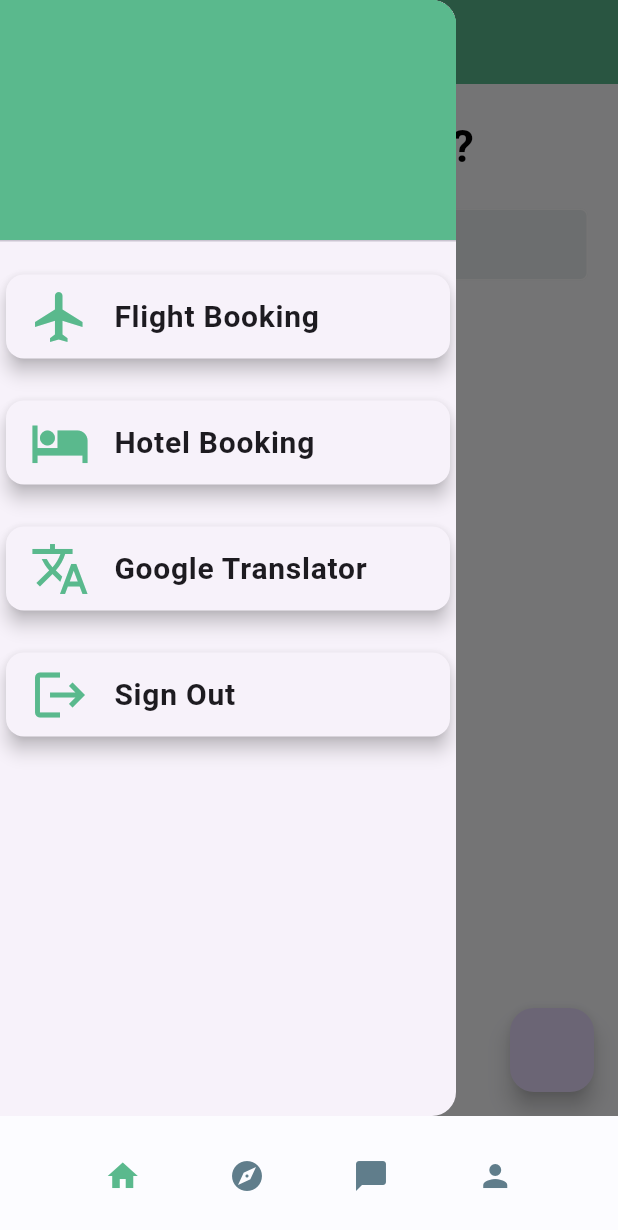
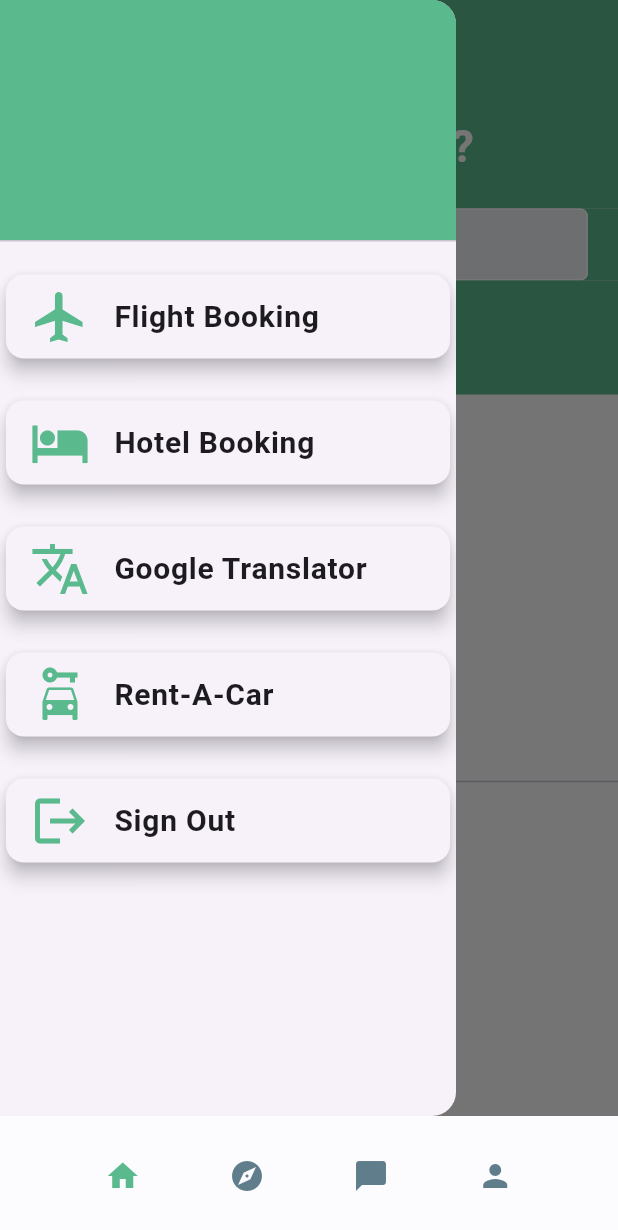
Before and after one commit to AfnanRakib/Bhromon, a Flutter app: the screen it shows once a user with an empty profile is signed in, with the side drawer open, on a phone screen of 412 x 824 dp. Shown: the top 1230 px of the screen. Run offline on Flutter 3.47's test engine with Material 3 defaults, Android fonts, the phone set to English and light mode, and no system bars; our stand-ins replace animate_do, cloud_firestore, firebase_auth, firebase_core, flutter_riverpod, flutter_speed_dial and 5 more; missing offline and left inert: chat_gpt_sdk, flutter_polyline_points, search_map_place_updated; accounts and stored records are empty.

Commit message:
-Rent-A-Car added

```diff
--- a/lib/pages/Tools.dart
+++ b/lib/pages/Tools.dart
@@ -126,6 +126,28 @@ class _ToolsState extends State<Tools> {
                     url: 'https://translate.google.com/',
                   ),
                   buildCard(
+                    title: "Rent-A-Car",
+                    icon: Icons.car_rental,
+                    color: ColorSys.secoundryLight,
+                    url: '',
+                    onTap: (){
+                      showDialog(
+                        context: context,
+                        builder: (context){
+                          return AlertDialog(
+                            alignment: Alignment.center,
+                            title: Text("Call Samira and Sharmin", style: TextStyle(
+                                fontWeight: FontWeight.w600,
+                                fontSize: 18
+                            ),
+                              textAlign: TextAlign.center,
+                            ),
+                          );
+                        },
+                      );
+                    }
+                  ),
+                  buildCard(
                     title: "Sign Out",
                     icon: Icons.logout,
                     color: ColorSys.secoundryLight,
--- a/lib/pages/details.dart
+++ b/lib/pages/details.dart
@@ -15,12 +15,6 @@ class Details extends StatelessWidget {
           icon: Icon(Icons.arrow_back,color: Colors.white,),
           onPressed: () => Navigator.pop(context),
         ),
-        actions: <Widget>[
-          IconButton(
-            icon: Icon(Icons.notifications, size: 30, color: Colors.white),
-            onPressed: () {},
-          ),
-        ],
       ),
       body: ListView(
         children: <Widget>[
--- a/lib/pages/home.dart
+++ b/lib/pages/home.dart
@@ -111,6 +111,7 @@ class _HomeState extends State<Home> {
       body: ListView(
         children: <Widget>[
           Container(
+            color: ColorSys.secoundryLight,
             child: Padding(
               padding: EdgeInsets.all(20.0),
               child: Text(
@@ -118,12 +119,13 @@ class _HomeState extends State<Home> {
                 style: TextStyle(
                   fontSize: 30.0,
                   fontWeight: FontWeight.w600,
-                  color: Colors.black
+                  color: Colors.white
                 ),
               ),
             ),
           ),
           Container(
+            color: ColorSys.secoundryLight,
             child: Padding(
               padding: EdgeInsets.fromLTRB(20, 0, 20, 0),
               child: Container(
@@ -169,6 +171,7 @@ class _HomeState extends State<Home> {
             ),
           ),
           Container(
+            color: ColorSys.secoundryLight,
             child: Padding(
               padding: EdgeInsets.all(20.0),
               child: Text(
@@ -176,17 +179,15 @@ class _HomeState extends State<Home> {
                 style: TextStyle(
                     fontSize: 25.0,
                     fontWeight: FontWeight.w600,
-                    color: Colors.black
+                    color: Colors.white
                 ),
               ),
             ),
           ),
           buildHorizontalList(context),
+          Divider(thickness: 1,),
           buildVerticalList(),
         ],
-      ),
-      floatingActionButton: FloatingActionButton(
-        onPressed: (){_fetchAttractions();},
       ),
     );
   }
--- a/lib/pages/signup.dart
+++ b/lib/pages/signup.dart
@@ -1,5 +1,6 @@
 import 'package:animate_do/animate_do.dart';
 import 'package:bhromon/pages/login.dart';
+import 'package:bhromon/pages/startpages.dart';
 import 'package:cloud_firestore/cloud_firestore.dart';
 import 'package:flutter/material.dart';
 import 'package:bhromon/helpers/const.dart';
@@ -54,6 +55,7 @@ class _SignupPageState extends State<SignupPage> {
             );
           },
         );
+        Navigator.pushReplacement(context, MaterialPageRoute(builder: (context)=> StartPage()),);
       } on FirebaseAuthException catch (e) {
         showDialog(
           context: context,
```
